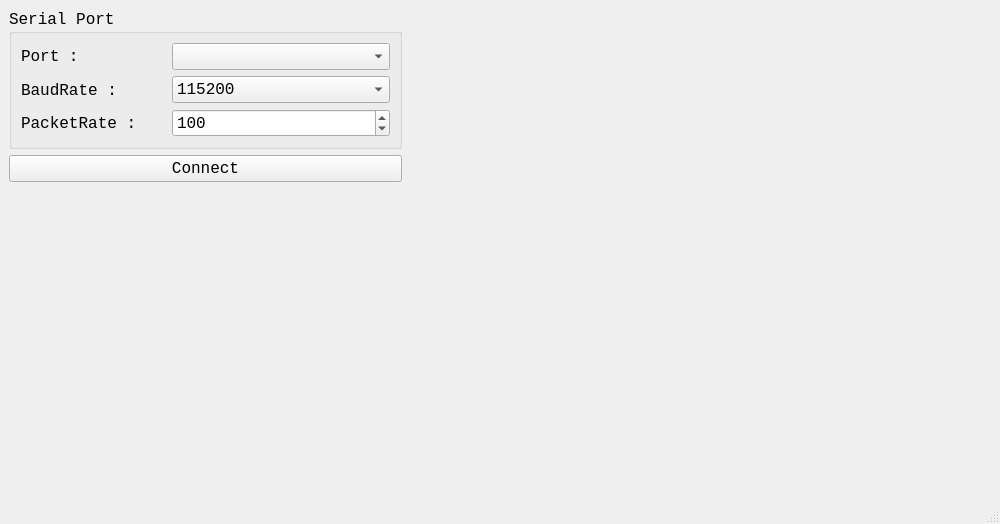
First picture: the form in display/mainwindow.ui, repository zheyi613/Qt_attitude_monitor, before the edit.
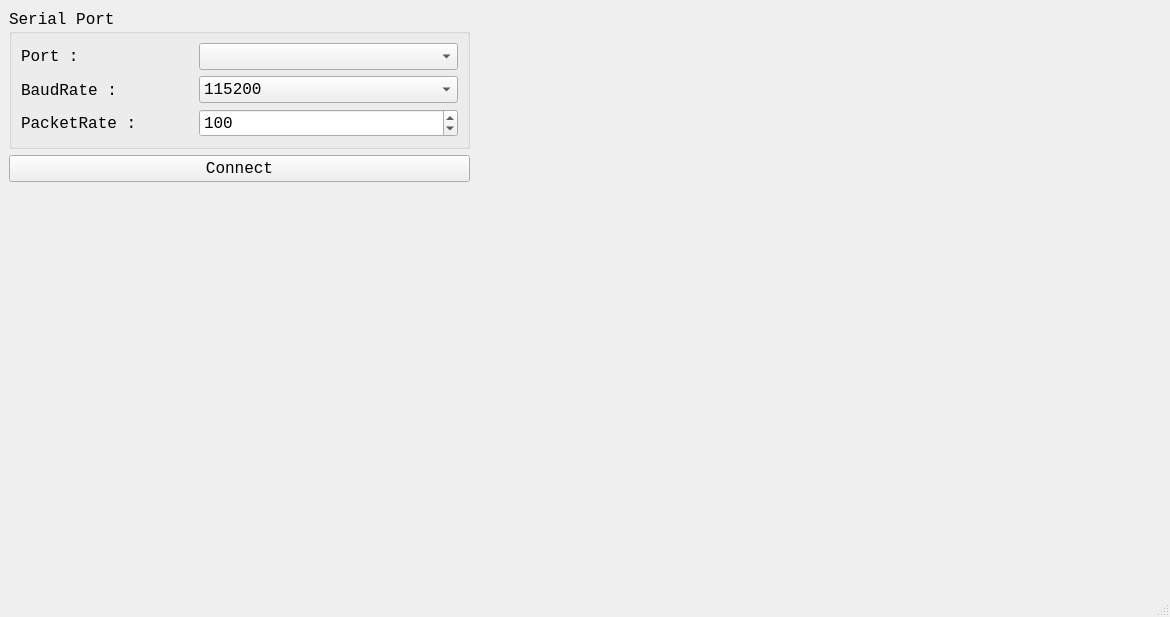
Second picture: the form after the edit. Custom widgets are drawn as their Qt base class.

Diff of the .ui file:
```diff
--- a/display/mainwindow.ui
+++ b/display/mainwindow.ui
@@ -6,8 +6,8 @@
    <rect>
     <x>0</x>
     <y>0</y>
-    <width>1000</width>
-    <height>524</height>
+    <width>1170</width>
+    <height>617</height>
    </rect>
   </property>
   <property name="font">
```
Left out of the diff: 2 changed lines with no effect on the pictures.
